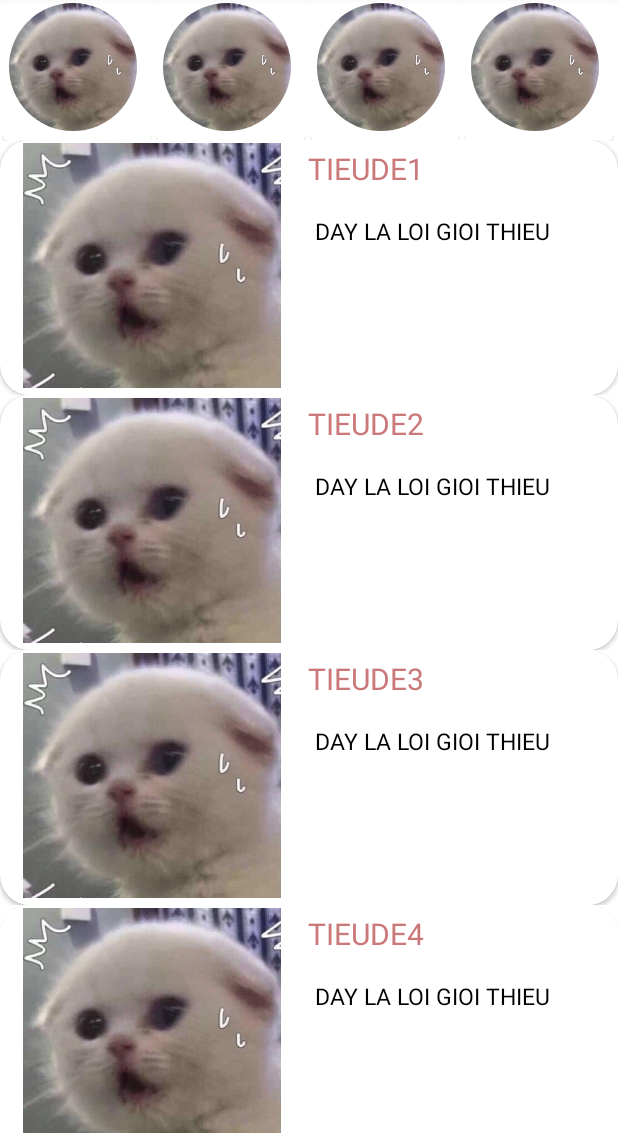
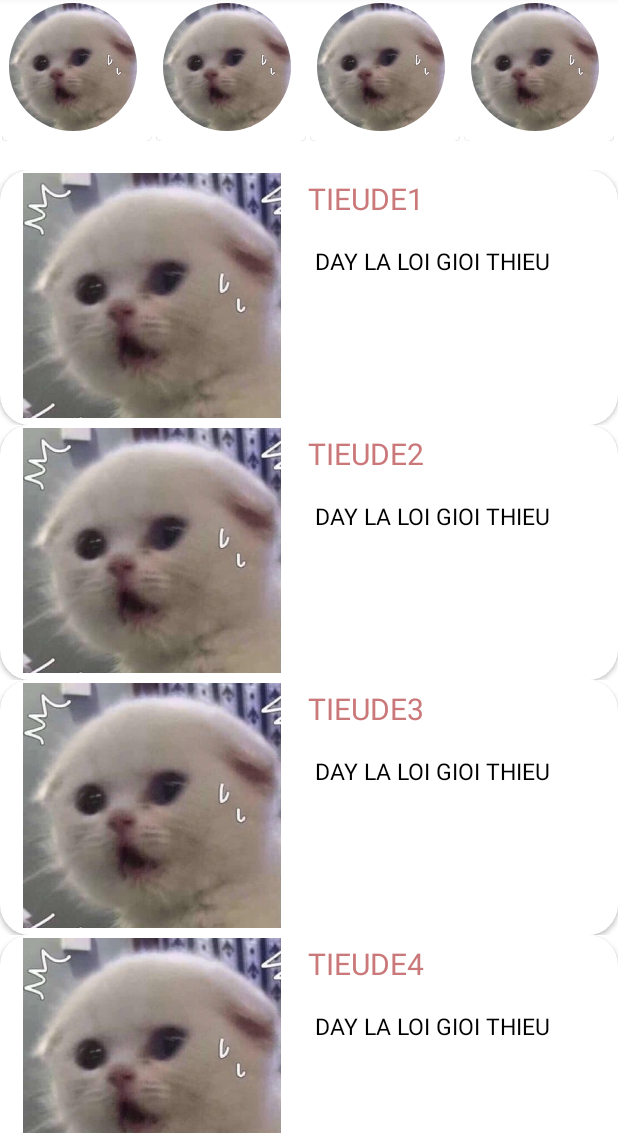
Before and after one commit to phineasla-hcmus/2.3-SE-Cakey, an Android app: the screen it shows after launch (MainActivity), on a phone screen of 412 x 824 dp, the part 88-1236 px from its top. Run offline under Robolectric (Android 15) with nearby library versions, the phone set to English and light mode, and no system bars; our stand-ins replace CircleImageView; libraries missing offline, so code that uses them is left out: com.parse; 3 statements that could not run were skipped.

Commit message:
Update activity_fragment2.xml

```diff
--- a/android/app/src/main/res/layout/activity_fragment2.xml
+++ b/android/app/src/main/res/layout/activity_fragment2.xml
@@ -3,7 +3,8 @@
     xmlns:app="http://schemas.android.com/apk/res-auto"
     android:id="@+id/two_fragment"
     android:layout_width="match_parent"
-    android:layout_height="match_parent">
+    android:layout_height="match_parent"
+    android:layout_marginTop="20dp">
 
 
    <androidx.recyclerview.widget.RecyclerView
```
